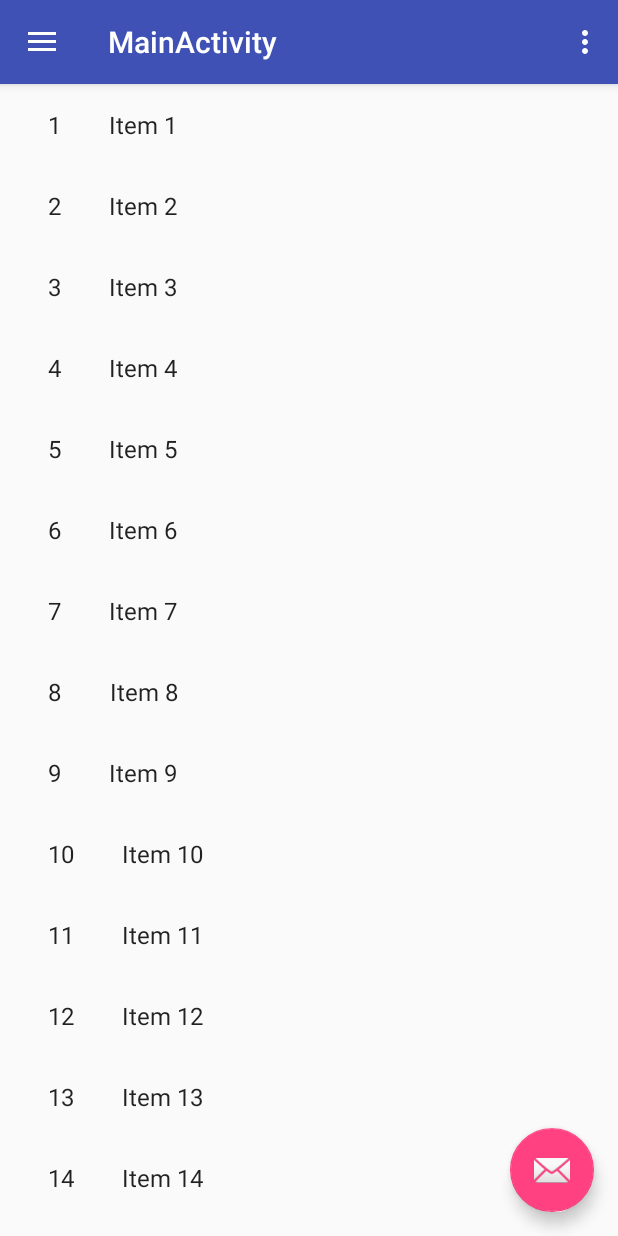
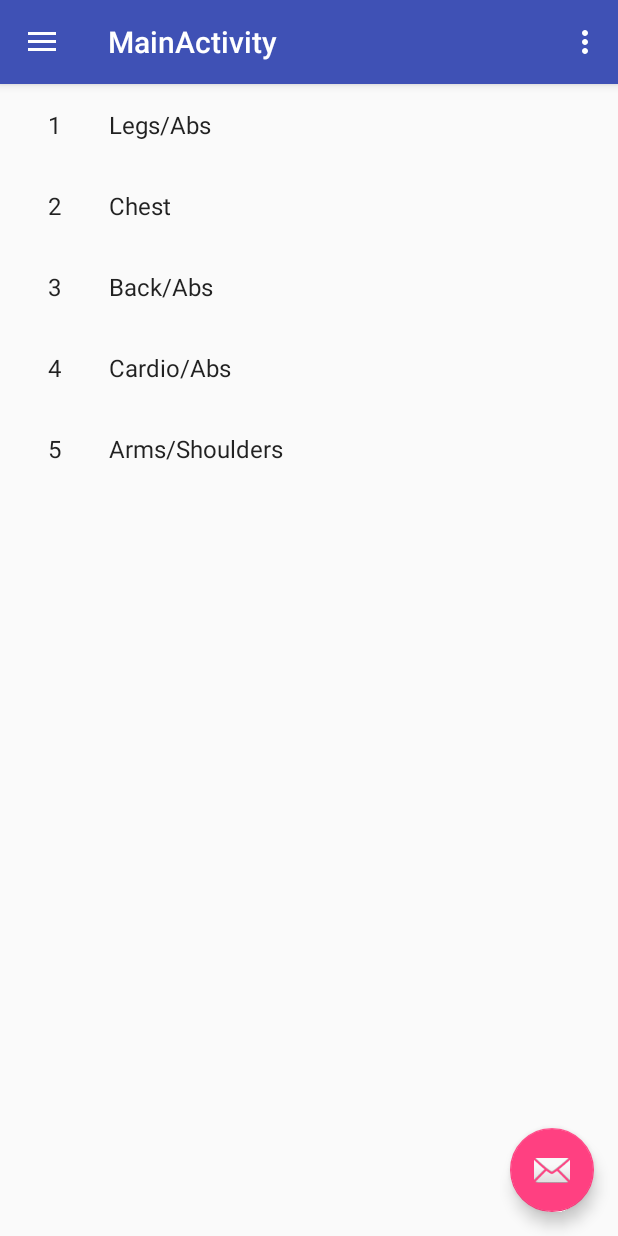
Before and after one commit to kaveon14/WorkoutBuddy-App, an Android app: the screen it shows after launch (MainActivity), in the side drawer, after a tap on "Workouts", on a phone screen of 412 x 824 dp. Run offline under Robolectric (Android 15) with nearby library versions, the phone set to English and light mode, and no system bars.

Commit message:
Renamed a few classes, adding names to the fragment items,stopped fragment overlapping bug.

```diff
--- a/app/build.gradle
+++ b/app/build.gradle
@@ -17,6 +17,7 @@ android {
             proguardFiles getDefaultProguardFile('proguard-android.txt'), 'proguard-rules.pro'
         }
     }
+    sourceSets { main { assets.srcDirs = ['src/main/assets', 'src/main/assets/'] } }
 }
 
 dependencies {
--- a/app/src/main/java/com/example/kaveon14/workoutbuddy/ExerciseFragment.java
+++ b/app/src/main/java/com/example/kaveon14/workoutbuddy/ExerciseFragment.java
@@ -1,6 +1,7 @@
 package com.example.kaveon14.workoutbuddy;
 
 import android.content.Context;
+import android.graphics.Color;
 import android.os.Bundle;
 import android.app.Fragment;
 import android.support.v7.widget.GridLayoutManager;
@@ -10,10 +11,9 @@ import android.view.LayoutInflater;
 import android.view.View;
 import android.view.ViewGroup;
 
-import com.example.kaveon14.workoutbuddy.dummy.DummyContent;
-import com.example.kaveon14.workoutbuddy.dummy.DummyContent.DummyItem;
+import com.example.kaveon14.workoutbuddy.FragmentContent.ExerciseContent;
+import com.example.kaveon14.workoutbuddy.FragmentContent.ExerciseContent.ExerciseItem;
 
-import java.util.List;
 
 /**
  * A fragment representing a list of Items.
@@ -49,7 +49,6 @@ public class ExerciseFragment extends Fragment {
     @Override
     public void onCreate(Bundle savedInstanceState) {
         super.onCreate(savedInstanceState);
-
         if (getArguments() != null) {
             mColumnCount = getArguments().getInt(ARG_COLUMN_COUNT);
         }
@@ -59,7 +58,6 @@ public class ExerciseFragment extends Fragment {
     public View onCreateView(LayoutInflater inflater, ViewGroup container,
                              Bundle savedInstanceState) {
         View view = inflater.inflate(R.layout.fragment_exercise_list, container, false);
-
         // Set the adapter
         if (view instanceof RecyclerView) {
             Context context = view.getContext();
@@ -69,7 +67,7 @@ public class ExerciseFragment extends Fragment {
             } else {
                 recyclerView.setLayoutManager(new GridLayoutManager(context, mColumnCount));
             }
-            recyclerView.setAdapter(new MyExerciseRecyclerViewAdapter(DummyContent.ITEMS, mListener));
+            recyclerView.setAdapter(new MyExerciseRecyclerViewAdapter(ExerciseContent.ITEMS, mListener));
         }
         return view;
     }
@@ -92,7 +90,6 @@ public class ExerciseFragment extends Fragment {
         mListener = null;
     }
 
-
     /**
      * This interface must be implemented by activities that contain this
      * fragment to allow an interaction in this fragment to be communicated
@@ -105,6 +102,6 @@ public class ExerciseFragment extends Fragment {
      */
     public interface OnListFragmentInteractionListener {
         // TODO: Update argument type and name
-        void onListFragmentInteraction(DummyItem item);
+        void onListFragmentInteraction(ExerciseItem item);
     }
 }
--- /dev/null
+++ b/app/src/main/java/com/example/kaveon14/workoutbuddy/ExerciseNames.java
@@ -0,0 +1,43 @@
+package com.example.kaveon14.workoutbuddy;
+
+import android.content.Context;
+import android.content.res.AssetManager;
+import java.io.BufferedReader;
+import java.io.IOException;
+import java.io.InputStream;
+import java.io.InputStreamReader;
+import java.util.ArrayList;
+import java.util.List;
+
+public class ExerciseNames extends MainActivity {
+
+    private String finalFileName;
+    private Context exContext;
+
+    public ExerciseNames(Context context,String fileName) {
+        exContext = context;
+        finalFileName = fileName;
+        InputStream inputStream = null;
+        try {
+            inputStream = exContext.getAssets().open(fileName);
+        } catch (IOException e) {
+            e.printStackTrace();
+        }
+    }
+
+    public List<String> readFile() {
+        List<String> fileLines = new ArrayList<>();
+        AssetManager assetManager = exContext.getAssets();
+        try {
+            InputStream inputStream = assetManager.open(finalFileName);
+            BufferedReader reader = new BufferedReader(new InputStreamReader(inputStream));
+            String line;
+            while ((line = reader.readLine()) != null)
+                fileLines.add(line);
+        } catch (IOException e) {
+            e.printStackTrace();
+        }
+        return fileLines;
+    }
+
+}
--- a/app/src/main/java/com/example/kaveon14/workoutbuddy/dummy/DummyContent.java
+++ b/app/src/main/java/com/example/kaveon14/workoutbuddy/FragmentContent/WorkoutContent.java
@@ -1,9 +1,11 @@
-package com.example.kaveon14.workoutbuddy.dummy;
+package com.example.kaveon14.workoutbuddy.FragmentContent;
 
 import java.util.ArrayList;
 import java.util.HashMap;
 import java.util.List;
 import java.util.Map;
+import static com.example.kaveon14.workoutbuddy.WorkoutNames.standardWorkouts;
+import static com.example.kaveon14.workoutbuddy.WorkoutNames.workoutNames;
 
 /**
  * Helper class for providing sample content for user interfaces created by
@@ -11,19 +13,19 @@ import java.util.Map;
  * <p>
  * TODO: Replace all uses of this class before publishing your app.
  */
-public class DummyContent {
+public class WorkoutContent {
 
     /**
      * An array of sample (dummy) items.
      */
-    public static final List<DummyItem> ITEMS = new ArrayList<DummyItem>();
+    public static final List<WorkoutItem> ITEMS = new ArrayList<WorkoutItem>();
 
     /**
      * A map of sample (dummy) items, by ID.
      */
-    public static final Map<String, DummyItem> ITEM_MAP = new HashMap<String, DummyItem>();
+    public static final Map<String, WorkoutItem> ITEM_MAP = new HashMap<String, WorkoutItem>();
 
-    private static final int COUNT = 25;
+    private static final int COUNT = 5;
 
     static {
         // Add some sample items.
@@ -32,13 +34,15 @@ public class DummyContent {
         }
     }
 
-    private static void addItem(DummyItem item) {
+    private static void addItem(WorkoutItem item) {
         ITEMS.add(item);
         ITEM_MAP.put(item.id, item);
     }
 
-    private static DummyItem createDummyItem(int position) {
-        return new DummyItem(String.valueOf(position), "Item " + position, makeDetails(position));
+    private static WorkoutItem createDummyItem(int position) {
+        System.out.println("wtf: "+workoutNames.get(position-1));
+        System.out.println("pos: "+position);
+        return new WorkoutItem(String.valueOf(position), workoutNames.remove(position-1), makeDetails(position));
     }
 
     private static String makeDetails(int position) {
@@ -53,12 +57,12 @@ public class DummyContent {
     /**
      * A dummy item representing a piece of content.
      */
-    public static class DummyItem {
+    public static class WorkoutItem {
         public final String id;
         public final String content;
         public final String details;
 
-        public DummyItem(String id, String content, String details) {
+        public WorkoutItem(String id, String content, String details) {
             this.id = id;
             this.content = content;
             this.details = details;
--- a/app/src/main/java/com/example/kaveon14/workoutbuddy/MainActivity.java
+++ b/app/src/main/java/com/example/kaveon14/workoutbuddy/MainActivity.java
@@ -1,10 +1,10 @@
 package com.example.kaveon14.workoutbuddy;
 
 import android.app.FragmentTransaction;
+import android.database.sqlite.SQLiteDatabase;
 import android.os.Bundle;
 import android.support.design.widget.FloatingActionButton;
 import android.support.design.widget.Snackbar;
-import android.support.v4.app.FragmentManager;
 import android.view.View;
 import android.support.design.widget.NavigationView;
 import android.support.v4.view.GravityCompat;
@@ -14,39 +14,42 @@ import android.support.v7.app.AppCompatActivity;
 import android.support.v7.widget.Toolbar;
 import android.view.Menu;
 import android.view.MenuItem;
-
-import com.example.kaveon14.workoutbuddy.dummy.DummyContent;
-
+import com.example.kaveon14.workoutbuddy.FragmentContent.WorkoutContent.WorkoutItem;
+import com.example.kaveon14.workoutbuddy.FragmentContent.ExerciseContent.ExerciseItem;
+import java.util.Hashtable;
+import java.util.LinkedList;
+import java.util.List;
+import java.util.Map;
+import static com.example.kaveon14.workoutbuddy.WorkoutNames.standardWorkouts;
 
 //content main == first page
 public class MainActivity extends AppCompatActivity
         implements NavigationView.OnNavigationItemSelectedListener,ExerciseFragment.OnListFragmentInteractionListener,
         WorkoutFragment.OnListFragmentInteractionListener {
 //create class to handle all functions
+
+    public static final String TAG = MainActivity.class.getSimpleName();
+    private ExerciseNames exerciseObject;
+    public static  List<String> exerciseNames = new LinkedList<>();
+    private FragmentTransaction fragmentTransaction;
+    private ExerciseFragment exercise_frag = new ExerciseFragment();
+    private WorkoutFragment workout_frag = new WorkoutFragment();
+
     @Override
     protected void onCreate(Bundle savedInstanceState) {
         super.onCreate(savedInstanceState);
         setContentView(R.layout.activity_main);
         Toolbar toolbar = (Toolbar) findViewById(R.id.toolbar);
         setSupportActionBar(toolbar);
-
-        FloatingActionButton fab = (FloatingActionButton) findViewById(R.id.fab);
-        fab.setOnClickListener(new View.OnClickListener() {
-            @Override
-            public void onClick(View view) {
-                Snackbar.make(view, "Replace with your own action", Snackbar.LENGTH_LONG)
-                        .setAction("Action", null).show();
-            }
-        });
-
-        DrawerLayout drawer = (DrawerLayout) findViewById(R.id.drawer_layout);
-        ActionBarDrawerToggle toggle = new ActionBarDrawerToggle(
-                this, drawer, toolbar, R.string.navigation_drawer_open, R.string.navigation_drawer_close);
-        drawer.setDrawerListener(toggle);
-        toggle.syncState();
-
-        NavigationView navigationView = (NavigationView) findViewById(R.id.nav_view);
-        navigationView.setNavigationItemSelectedListener(this);
+        exerciseObject = new ExerciseNames(this,"ExerciseNames.txt");
+        exerciseNames = exerciseObject.readFile();
+        standardWorkouts();
+        //for (String string : exerciseNames) {//not needed
+          //  Log.d(TAG, string);
+        //}
+        setFloatingButton();
+        setDrawerLayout(toolbar);
+        setNavigationView();
     }
 
     @Override
@@ -86,39 +89,112 @@ public class MainActivity extends AppCompatActivity
     public boolean onNavigationItemSelected(MenuItem item) {
         // Handle navigation view item clicks here.
         int id = item.getItemId();
-        if (id == R.id.lifting_stats) {//put all of this into functions
-            System.out.println("lifting stats");
-        } else if (id == R.id.body_stats) {
-            System.out.println("body stats");
-        } else if (id == R.id.workout_menu) {
-            FragmentTransaction ft = getFragmentManager().beginTransaction();
-            WorkoutFragment frag = WorkoutFragment.newInstance(1);
-            ft.add(R.id.workout_fragment,frag);//change support.v4 to app.Fragment
-            ft.commit();
-            //selectFrag();
-            System.out.println("workout");
-        } else if (id == R.id.exercise_menu) {
-            FragmentTransaction ft = getFragmentManager().beginTransaction();
-            ExerciseFragment frag = ExerciseFragment.newInstance(1);
-            ft.add(R.id.exercise_fragment,frag);//change support.v4 to app.Fragment
-            ft.commit();
-            System.out.println("exercises");
-        } else if (id == R.id.calenderBtn) {
-            System.out.println("calender");
-        }
+        navigationMenuButton(id);
         DrawerLayout drawer = (DrawerLayout) findViewById(R.id.drawer_layout);
         drawer.closeDrawer(GravityCompat.START);
         return true;
     }
 
     @Override
-    public void onListFragmentInteraction(DummyContent.DummyItem item) {
+    public void onListFragmentInteraction(ExerciseItem item) {
 
     }
+
+    @Override
+    public void onListFragmentInteraction(WorkoutItem item) {
+
+    }
+
+
+
     //zero put all this in new class and hide details
     //first when in fragment allow back press to previous page
     //second create a home button
     //third allow items in list to open new page with associated details(fragment of main activity)
     //fourth start database
 
+    //functions below are exclusively for the onCreate method
+    private void setDrawerLayout(Toolbar toolbar) {
+        DrawerLayout drawer = (DrawerLayout) findViewById(R.id.drawer_layout);
+        ActionBarDrawerToggle toggle = new ActionBarDrawerToggle(
+                this, drawer, toolbar, R.string.navigation_drawer_open, R.string.navigation_drawer_close);
+        drawer.setDrawerListener(toggle);
+        toggle.syncState();
+    }
+
+    private void setNavigationView() {
+        NavigationView navigationView = (NavigationView) findViewById(R.id.nav_view);
+        navigationView.setNavigationItemSelectedListener(this);
+    }
+
+    private void setFloatingButton() {
+        FloatingActionButton fab = (FloatingActionButton) findViewById(R.id.fab);//email button delete? user for
+        fab.setOnClickListener(new View.OnClickListener() {
+            @Override
+            public void onClick(View view) {//possible home button
+                Snackbar.make(view, "Replace with your own action", Snackbar.LENGTH_LONG)
+                        .setAction("Action", null).show();
+            }
+        });
+    }
+
+   //thw functions below are exclusively for the onNavigationItemSelected method
+   private void navigationMenuButton(int id) {
+       switch (id) {
+           case R.id.lifting_stats:
+               liftingStatsButton();
+               break;
+           case R.id.body_stats:
+               bodyStatsButton();
+               break;
+           case R.id.workout_menu:
+               workoutMenuButton();
+               break;
+           case R.id.exercise_menu:
+               exerciseMenuButton(id);
+               break;
+           case R.id.calenderBtn:
+               calenderButton();
+               break;
+       }
+   }
+
+    private void liftingStatsButton() {
+        System.out.println("lifting stats");
+    }
+
+    private void bodyStatsButton() {
+        System.out.println("body stats");
+    }
+
+    private void workoutMenuButton() {
+        workout_frag = WorkoutFragment.newInstance(1);
+        fragmentTransaction = getFragmentManager().beginTransaction();
+        fragmentTransaction.hide(exercise_frag);
+        fragmentTransaction.add(R.id.workout_fragment,workout_frag);
+        fragmentTransaction.commit();
+    }
+
+    private void exerciseMenuButton(int id) {
+        exercise_frag =  ExerciseFragment.newInstance(1);
+       // fragmentTransaction.hide(workout_frag);
+        fragmentTransaction = getFragmentManager().beginTransaction();
+        fragmentTransaction.hide(workout_frag);
+        fragmentTransaction.add(R.id.exercise_fragment,exercise_frag);//change support.v4 to app.Fragment
+        fragmentTransaction.commit();
+    }
+
+    private void calenderButton() {
+        System.out.println("calender");
+    }
+
+    public void testMap() {
+        Map<String,String> exercieses = new Hashtable<>();
+
+        exercieses.put("bench press","this is a bench press");
+        exercieses.put("back squat","this is a back squat");
+        exercieses.put("front squat","this is a front squat");
+        System.out.println("test: "+exercieses.get("back squat"));//yes it works as expected
+
+    }
 }
--- a/app/src/main/java/com/example/kaveon14/workoutbuddy/MyWorkoutRecyclerViewAdapter.java
+++ b/app/src/main/java/com/example/kaveon14/workoutbuddy/MyWorkoutRecyclerViewAdapter.java
@@ -7,21 +7,21 @@ import android.view.ViewGroup;
 import android.widget.TextView;
 
 import com.example.kaveon14.workoutbuddy.WorkoutFragment.OnListFragmentInteractionListener;
-import com.example.kaveon14.workoutbuddy.dummy.DummyContent.DummyItem;
+import com.example.kaveon14.workoutbuddy.FragmentContent.WorkoutContent.WorkoutItem;
 
 import java.util.List;
 
 /**
- * {@link RecyclerView.Adapter} that can display a {@link DummyItem} and makes a call to the
+ * {@link RecyclerView.Adapter} that can display a {@link WorkoutItem} and makes a call to the
  * specified {@link OnListFragmentInteractionListener}.
  * TODO: Replace the implementation with code for your data type.
  */
 public class MyWorkoutRecyclerViewAdapter extends RecyclerView.Adapter<MyWorkoutRecyclerViewAdapter.ViewHolder> {
 
-    private final List<DummyItem> mValues;
+    private final List<WorkoutItem> mValues;
     private final OnListFragmentInteractionListener mListener;
 
-    public MyWorkoutRecyclerViewAdapter(List<DummyItem> items, OnListFragmentInteractionListener listener) {
+    public MyWorkoutRecyclerViewAdapter(List<WorkoutItem> items, OnListFragmentInteractionListener listener) {
         mValues = items;
         mListener = listener;
     }
@@ -60,7 +60,7 @@ public class MyWorkoutRecyclerViewAdapter extends RecyclerView.Adapter<MyWorkout
         public final View mView;
         public final TextView mIdView;
         public final TextView mContentView;
-        public DummyItem mItem;
+        public WorkoutItem mItem;
 
         public ViewHolder(View view) {
             super(view);
--- a/app/src/main/java/com/example/kaveon14/workoutbuddy/WorkoutFragment.java
+++ b/app/src/main/java/com/example/kaveon14/workoutbuddy/WorkoutFragment.java
@@ -10,10 +10,8 @@ import android.view.LayoutInflater;
 import android.view.View;
 import android.view.ViewGroup;
 
-import com.example.kaveon14.workoutbuddy.dummy.DummyContent;
-import com.example.kaveon14.workoutbuddy.dummy.DummyContent.DummyItem;
-
-import java.util.List;
+import com.example.kaveon14.workoutbuddy.FragmentContent.WorkoutContent;
+import com.example.kaveon14.workoutbuddy.FragmentContent.WorkoutContent.WorkoutItem;
 
 /**
  * A fragment representing a list of Items.
@@ -69,7 +67,7 @@ public class WorkoutFragment extends Fragment {
             } else {
                 recyclerView.setLayoutManager(new GridLayoutManager(context, mColumnCount));
             }
-            recyclerView.setAdapter(new MyWorkoutRecyclerViewAdapter(DummyContent.ITEMS, mListener));
+            recyclerView.setAdapter(new MyWorkoutRecyclerViewAdapter(WorkoutContent.ITEMS, mListener));
         }
         return view;
     }
@@ -104,6 +102,6 @@ public class WorkoutFragment extends Fragment {
      */
     public interface OnListFragmentInteractionListener {
         // TODO: Update argument type and name
-        void onListFragmentInteraction(DummyItem item);
+        void onListFragmentInteraction(WorkoutItem item);
     }
 }
--- /dev/null
+++ b/app/src/main/java/com/example/kaveon14/workoutbuddy/WorkoutNames.java
@@ -0,0 +1,35 @@
+package com.example.kaveon14.workoutbuddy;
+
+import java.util.LinkedList;
+import java.util.List;
+
+public class WorkoutNames {
+    /**
+     * 5 standard workouts and allow the grouping of workouts into workout plans
+     * Day 1: Legs/abs
+     * Day 2: Chest
+     * Day 3: Back/Abs
+     * Day 4: Rest
+     * Day 5: Cardio/Abs
+     * Day 6: Arms/Shoulders
+     * Day 7: Rest
+     * max 10 workout plans
+     * max 10 workouts in workout plan
+     */
+
+    public static List<String> workoutNames = new LinkedList<>();
+
+    public static void standardWorkouts() {
+        workoutNames.add(0,"Legs/Abs");
+        workoutNames.add(1,"null");//not sure why null(placeholder) needed
+        workoutNames.add(2,"Chest");
+        workoutNames.add(3,"null");
+        workoutNames.add(4,"Back/Abs");
+        workoutNames.add(5,"null");
+        workoutNames.add(6,"Cardio/Abs");
+        workoutNames.add(7,"null");
+        workoutNames.add(8,"Arms/Shoulders");
+
+    }
+
+}
--- a/app/src/main/res/layout/fragment_exercise_list.xml
+++ b/app/src/main/res/layout/fragment_exercise_list.xml
@@ -6,8 +6,8 @@
     android:name="com.example.kaveon14.workoutbuddy.ExerciseFragment"
     android:layout_width="match_parent"
     android:layout_height="match_parent"
-    android:layout_marginLeft="16dp"
-    android:layout_marginRight="16dp"
+    android:layout_marginLeft="4dp"
+    android:layout_marginRight="4dp"
     app:layoutManager="LinearLayoutManager"
     tools:context="com.example.kaveon14.workoutbuddy.ExerciseFragment"
     tools:listitem="@layout/fragment_exercise" />
```
Also changed, not shown: app/src/main/assets/ExerciseNames.txt (added, +9 -0 lines), app/src/main/java/com/example/kaveon14/workoutbuddy/FragmentContent/ExerciseContent.java (added, +85 -0 lines), app/src/main/java/com/example/kaveon14/workoutbuddy/MyExerciseRecyclerViewAdapter.java (+5 -7 lines), app/src/main/java/com/example/kaveon14/workoutbuddy/SQLDataBase.java (+48 -1 lines), app/src/main/java/com/example/kaveon14/workoutbuddy/dummy/dummy/DummyContent.java (deleted, +0 -72 lines), app/src/main/assets/blank.txt (added), 1 other file.
